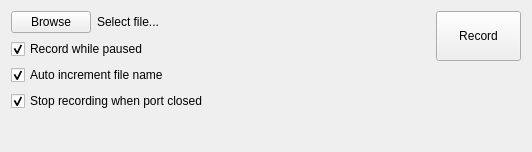
First picture: the form in src/recordpanel.ui, repository AlexanderAmelkin/SerialPlot, before the edit.
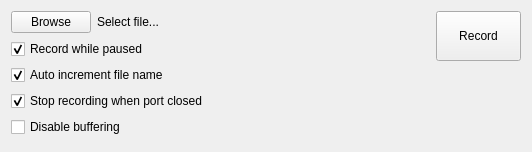
Second picture: the form after the edit.

Commit message: added checkbox to disable write buffering

Diff of the .ui file:
```diff
--- a/src/recordpanel.ui
+++ b/src/recordpanel.ui
@@ -79,6 +79,16 @@
        </property>
       </widget>
      </item>
+     <item>
+      <widget class="QCheckBox" name="cbDisableBuffering">
+       <property name="toolTip">
+        <string>Do not buffer when writing to file. Check this if you are using other software to open the file during recording.</string>
+       </property>
+       <property name="text">
+        <string>Disable buffering</string>
+       </property>
+      </widget>
+     </item>
      <item>
       <spacer name="verticalSpacer">
        <property name="orientation">
```
The commit also changes 4 other files.
